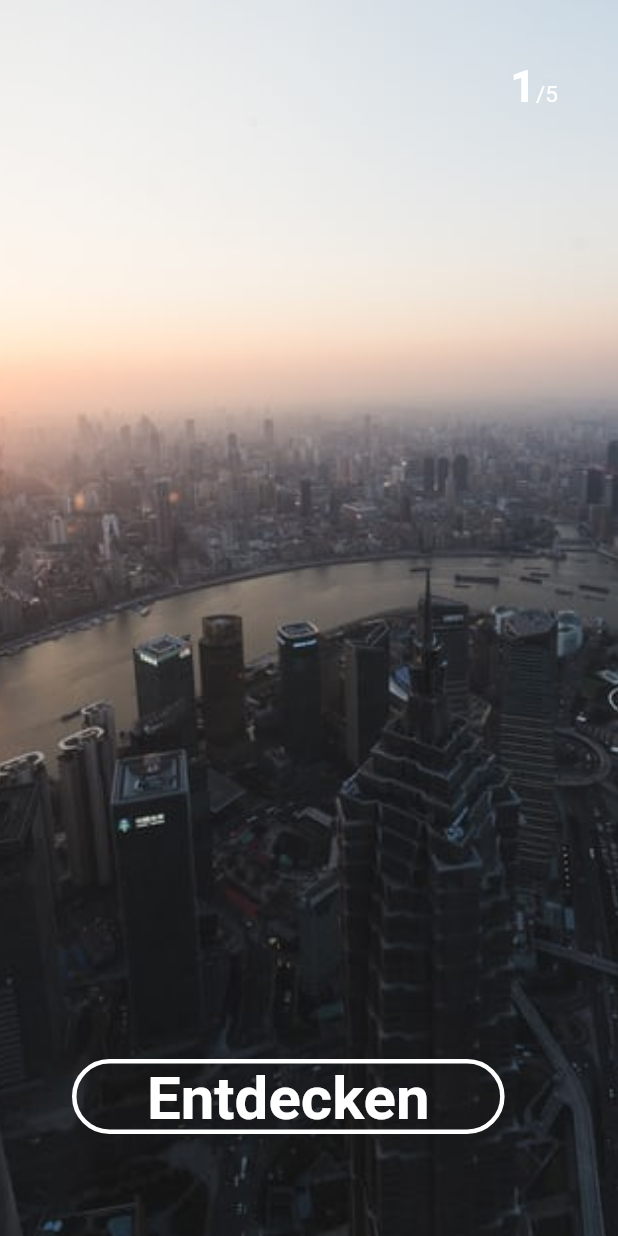
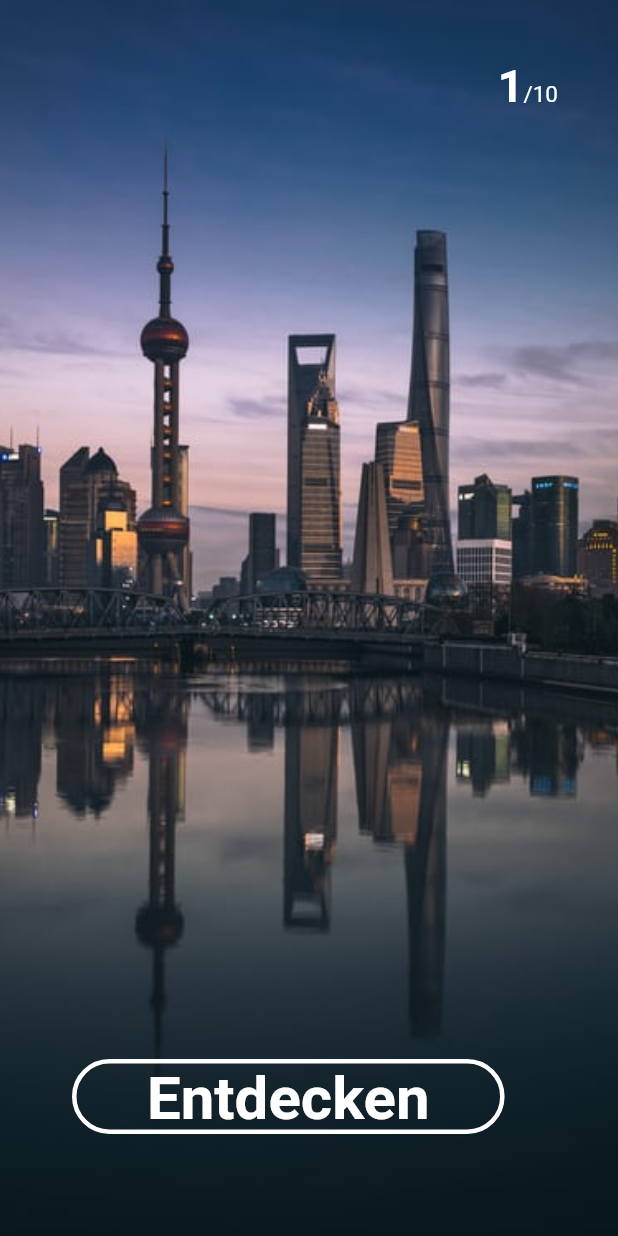
Before and after one commit to stephanxiayu/Entdecke-China, a Flutter app: the screen it shows after launch, on a phone screen of 412 x 824 dp. Run offline on Flutter 3.47's test engine with Material 2 defaults, Android fonts, the phone set to English and light mode, and no system bars; our stand-ins replace simple_animations, youtube_player_flutter.

Commit message:
Changes to be committed: 	modified:   android/app/src/main/AndroidManifest.xml 	new file:   android/app/src/main/res/drawable/cn13.jpg 	modified:   android/app/src/main/res/drawable/launch_background.xml 	new file:   lib/assets/cn10.png 	new file:   lib/assets/cn4.png 	new file:   lib/assets/cn6.png 	new file:   lib/assets/cn7.png 	new file:   lib/assets/cn9.png 	modified:   lib/main.dart 	modified:   pubspec.yaml

```diff
--- a/lib/main.dart
+++ b/lib/main.dart
@@ -23,7 +23,7 @@ class HomePage extends StatefulWidget {
 
 class _HomePageState extends State<HomePage> with TickerProviderStateMixin {
   PageController _pageController;
-  int totalPage = 5;
+  int totalPage = 10;
 
   void _onScroll() {}
   @override
@@ -50,17 +50,17 @@ class _HomePageState extends State<HomePage> with TickerProviderStateMixin {
         children: <Widget>[
           makePage(
             page: 1,
-            image: 'lib/assets/china1.png',
+            image: 'lib/assets/cn4.png',
             title: 'FIT.FANS',
           ),
           makePage(
             page: 2,
-            image: 'lib/assets/peking5.png',
+            image: 'lib/assets/cn7.png',
             title: "Training",
           ),
           makePage(
             page: 3,
-            image: 'lib/assets/menschen2.png',
+            image: 'lib/assets/cn6.png',
             title: 'Ernährung',
           ),
           makePage(
@@ -69,7 +69,34 @@ class _HomePageState extends State<HomePage> with TickerProviderStateMixin {
               title: 'Find \nYour \nSelf'),
           makePage(
               page: 5,
-              image: 'lib/assets/chongqing4.png',
+              image: 'lib/assets/cn9.png',
+              title: '  Create \nBeautiful \nMoments'),
+                makePage(
+              page: 5,
+              image: 'lib/assets/cn10.png',
+              title: '  Create \nBeautiful \nMoments'),
+                makePage(
+              page: 5,
+              image: 'lib/assets/cn9.png',
+              title: '  Create \nBeautiful \nMoments'),
+                makePage(
+              page: 6,
+              image: 'lib/assets/cn9.png',
+              title: '  Create \nBeautiful \nMoments'),  makePage(
+              page: 7,
+              image: 'lib/assets/cn9.png',
+              title: '  Create \nBeautiful \nMoments'),
+                makePage(
+              page: 8,
+              image: 'lib/assets/cn9.png',
+              title: '  Create \nBeautiful \nMoments'),
+                makePage(
+              page: 9,
+              image: 'lib/assets/cn9.png',
+              title: '  Create \nBeautiful \nMoments'),
+               makePage(
+              page: 10,
+              image: 'lib/assets/cn9.png',
               title: '  Create \nBeautiful \nMoments'),
         ],
       ),
--- a/pubspec.yaml
+++ b/pubspec.yaml
@@ -77,7 +77,11 @@ flutter:
     - lib/assets/peking11.png
     - lib/assets/hk1.png
     - lib/assets/tv.png
-
+    - lib/assets/cn4.png
+    - lib/assets/cn6.png
+    - lib/assets/cn7.png
+    - lib/assets/cn9.png
+    - lib/assets/cn10.png
     - lib/assets/mauer1.png
     - lib/assets/mauer2.png
     - lib/assets/mauer3.png
```
Also changed, not shown: lib/assets/cn10.png (added), lib/assets/cn4.png (added), lib/assets/cn6.png (added), lib/assets/cn7.png (added), lib/assets/cn9.png (added), 3 other files.
